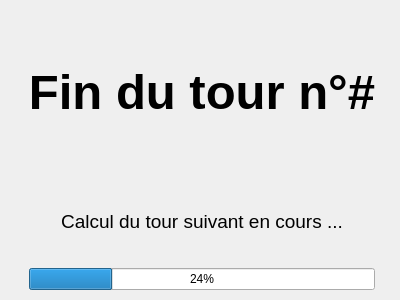
First picture: the form in jeu-entreprise/loadingwindow.ui, repository rcatajar/jeu-entreprise, before the edit.
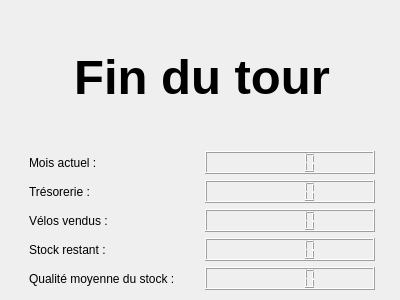
Second picture: the form after the edit.

Commit message: Added a new loading window each turn

What changed in the file:
```diff
--- a/jeu-entreprise/loadingwindow.ui
+++ b/jeu-entreprise/loadingwindow.ui
@@ -22,7 +22,7 @@
      <height>281</height>
     </rect>
    </property>
-   <layout class="QVBoxLayout" name="verticalLayout" stretch="2,1,1">
+   <layout class="QVBoxLayout" name="verticalLayout" stretch="2,0">
     <property name="leftMargin">
      <number>20</number>
     </property>
@@ -39,7 +39,7 @@
        </font>
       </property>
       <property name="text">
-       <string>Fin du tour n°#</string>
+       <string>Fin du tour</string>
       </property>
       <property name="textFormat">
        <enum>Qt::AutoText</enum>
@@ -50,27 +50,72 @@
      </widget>
     </item>
     <item>
-     <widget class="QLabel" name="calculEnCours">
-      <property name="font">
-       <font>
-        <pointsize>14</pointsize>
-        <strikeout>false</strikeout>
-       </font>
-      </property>
-      <property name="text">
-       <string>Calcul du tour suivant en cours ...</string>
-      </property>
-      <property name="alignment">
-       <set>Qt::AlignCenter</set>
-      </property>
-     </widget>
-    </item>
-    <item>
-     <widget class="QProgressBar" name="barreChargement">
-      <property name="value">
-       <number>24</number>
-      </property>
-     </widget>
+     <layout class="QGridLayout" name="gridLayout">
+      <item row="4" column="1">
+       <widget class="QLCDNumber" name="lcd_qualite"/>
+      </item>
+      <item row="1" column="0">
+       <widget class="QLabel" name="label_tresorerie">
+        <property name="text">
+         <string>Trésorerie :</string>
+        </property>
+       </widget>
+      </item>
+      <item row="1" column="1">
+       <widget class="QLCDNumber" name="lcd_tresorerie"/>
+      </item>
+      <item row="3" column="0">
+       <widget class="QLabel" name="label_stock">
+        <property name="text">
+         <string>Stock restant :</string>
+        </property>
+       </widget>
+      </item>
+      <item row="4" column="0">
+       <widget class="QLabel" name="label_qualite">
+        <property name="text">
+         <string>Qualité moyenne du stock : </string>
+        </property>
+       </widget>
+      </item>
+      <item row="2" column="0">
+       <widget class="QLabel" name="label_ventes">
+        <property name="text">
+         <string>Vélos vendus :</string>
+        </property>
+       </widget>
+      </item>
+      <item row="3" column="1">
+       <widget class="QLCDNumber" name="lcd_stock"/>
+      </item>
+      <item row="2" column="1">
+       <widget class="QLCDNumber" name="lcd_ventes"/>
+      </item>
+      <item row="0" column="0">
+       <widget class="QLabel" name="label_mois">
+        <property name="text">
+         <string>Mois actuel : </string>
+        </property>
+       </widget>
+      </item>
+      <item row="0" column="1">
+       <widget class="QLCDNumber" name="lcd_mois">
+        <property name="enabled">
+         <bool>true</bool>
+        </property>
+        <property name="font">
+         <font>
+          <pointsize>13</pointsize>
+          <weight>75</weight>
+          <bold>true</bold>
+         </font>
+        </property>
+        <property name="digitCount">
+         <number>5</number>
+        </property>
+       </widget>
+      </item>
+     </layout>
     </item>
    </layout>
   </widget>
```
The commit also changes 3 other files.
